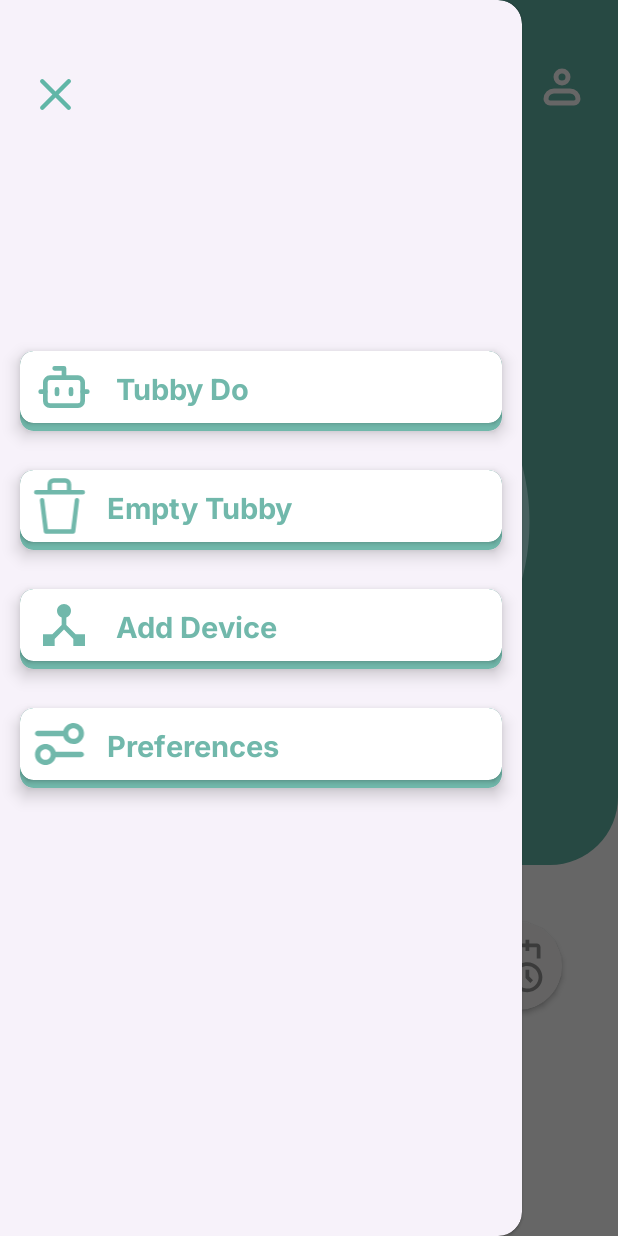
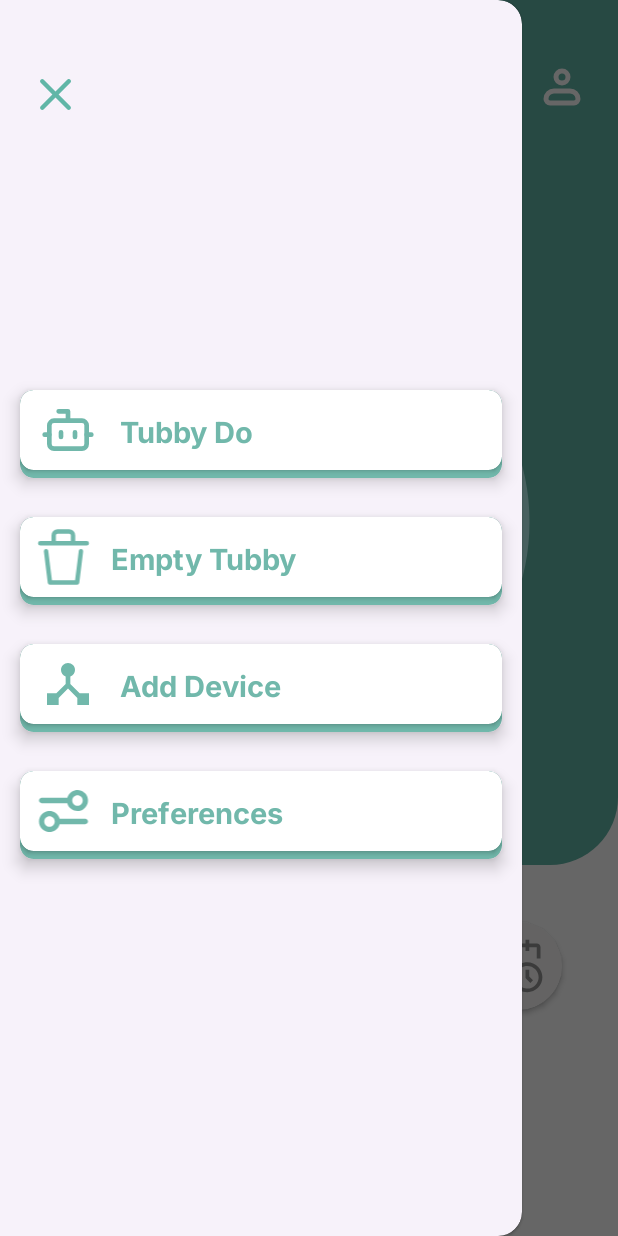
Before and after one commit to TechiEco-Solutions/TE-Android-App, an Android app: the screen it shows after launch (MainActivity), with the side drawer open, on a phone screen of 412 x 824 dp. Run offline under Robolectric (Android 15) with nearby library versions, the phone set to English and light mode, and no system bars; our stand-ins replace sdp/ssp sizes.

Commit message:
final layout comm

```diff
--- a/app/src/main/res/layout/activity_main.xml
+++ b/app/src/main/res/layout/activity_main.xml
@@ -270,12 +270,11 @@
         app:headerLayout="@layout/drawer_header"
        >
 
-    <!--drawer list items-->
     <androidx.recyclerview.widget.RecyclerView
         android:id="@+id/drawer_rv"
         android:layout_width="match_parent"
         android:layout_height="match_parent"
-        android:layout_marginTop="@dimen/_160sdp"
+        android:layout_marginTop="@dimen/_180sdp"
         />
 
 
--- a/app/src/main/res/layout/drawer_item.xml
+++ b/app/src/main/res/layout/drawer_item.xml
@@ -25,7 +25,7 @@
         <androidx.constraintlayout.widget.ConstraintLayout
             android:layout_width="match_parent"
             android:layout_height="wrap_content"
-            android:padding="@dimen/_2sdp"
+            android:padding="@dimen/_4sdp"
             >
 
             <androidx.appcompat.widget.AppCompatImageView
--- a/gradle.properties
+++ b/gradle.properties
@@ -21,3 +21,4 @@ kotlin.code.style=official
 # resources declared in the library itself and none from the library's dependencies,
 # thereby reducing the size of the R class for that library
 android.nonTransitiveRClass=true
+org.gradle.caching=true
```
